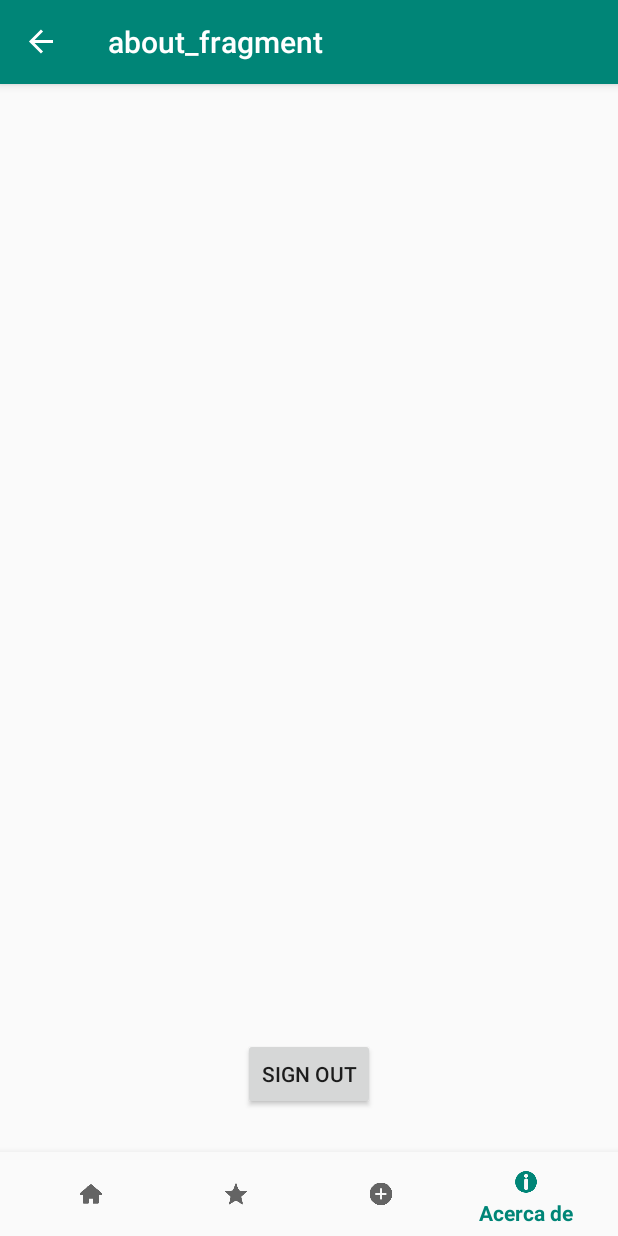
After one commit to omaestra/TravelOn, an Android app: the AboutFragment screen opened through its navigation route, on a phone screen of 412 x 824 dp. The commit adds this screen. Run offline under Robolectric (Android 15) with nearby library versions, the phone set to English and light mode, and no system bars; our stand-ins replace Firebase (no records; nobody signed in at launch, a user with empty details on screens opened directly), navigation-ui.

Commit message:
- Initial commit for UI. - Implemented Firebase Login, Register and Sign out.

```diff
--- a/app/build.gradle
+++ b/app/build.gradle
@@ -46,6 +46,8 @@ dependencies {
     implementation 'androidx.navigation:navigation-ui-ktx:2.1.0'
     implementation 'com.google.firebase:firebase-auth:16.0.5'
     implementation 'androidx.vectordrawable:vectordrawable:1.1.0'
+    implementation 'androidx.legacy:legacy-support-v4:1.0.0'
+    implementation 'androidx.lifecycle:lifecycle-viewmodel-ktx:2.1.0'
     testImplementation 'junit:junit:4.12'
     androidTestImplementation 'androidx.test.ext:junit:1.1.1'
     androidTestImplementation 'androidx.test.espresso:espresso-core:3.2.0'
--- /dev/null
+++ b/app/src/main/java/com/example/travelon/ui/about/AboutFragment.kt
@@ -0,0 +1,75 @@
+package com.example.travelon.ui.about
+
+import android.app.AlertDialog
+import android.content.DialogInterface
+import android.content.Intent
+import androidx.lifecycle.ViewModelProviders
+import android.os.Bundle
+import androidx.fragment.app.Fragment
+import android.view.LayoutInflater
+import android.view.View
+import android.view.ViewGroup
+import android.widget.Button
+import android.widget.Toast
+
+import com.example.travelon.R
+import com.example.travelon.ui.login.LoginActivity
+
+class AboutFragment : Fragment() {
+
+    companion object {
+        fun newInstance() = AboutFragment()
+    }
+
+    private lateinit var viewModel: AboutViewModel
+
+    override fun onCreateView(
+        inflater: LayoutInflater,
+        container: ViewGroup?,
+        savedInstanceState: Bundle?
+    ): View? {
+        val root = inflater.inflate(R.layout.about_fragment, container, false)
+        val signOutButton = root.findViewById<Button>(R.id.signOutButton)
+
+        signOutButton .setOnClickListener {
+            displaySignOutAlert()
+        }
+
+        return root
+    }
+
+    override fun onActivityCreated(savedInstanceState: Bundle?) {
+        super.onActivityCreated(savedInstanceState)
+        viewModel = ViewModelProviders.of(this).get(AboutViewModel::class.java)
+    }
+
+    private fun displaySignOutAlert() {
+        val alertDialog = AlertDialog.Builder(
+            activity
+        )
+
+        // Setting Dialog Title
+        alertDialog.setTitle("Confirm Sign out")
+
+        // Setting Dialog Message
+        alertDialog.setMessage("Are you sure you want to Sign out?")
+
+        alertDialog.setPositiveButton("YES") { dialog, which ->
+            // Write your code here to execute after dialog
+            viewModel.signOut()
+            val i = Intent(
+                activity,
+                LoginActivity::class.java
+            )
+            i.flags = Intent.FLAG_ACTIVITY_NEW_TASK or Intent.FLAG_ACTIVITY_CLEAR_TASK
+            startActivity(i)
+        }
+
+        alertDialog.setNegativeButton("NO") { dialog, _ ->
+            dialog.cancel()
+        }
+
+        alertDialog.show()
+    }
+
+}
--- /dev/null
+++ b/app/src/main/java/com/example/travelon/ui/about/AboutViewModel.kt
@@ -0,0 +1,10 @@
+package com.example.travelon.ui.about
+
+import androidx.lifecycle.ViewModel
+import com.google.firebase.auth.FirebaseAuth
+
+class AboutViewModel : ViewModel() {
+    fun signOut() {
+        FirebaseAuth.getInstance().signOut()
+    }
+}
--- a/app/src/main/java/com/example/travelon/ui/login/LoginViewModel.kt
+++ b/app/src/main/java/com/example/travelon/ui/login/LoginViewModel.kt
@@ -81,4 +81,8 @@ class LoginViewModel(private val loginRepository: LoginRepository) : ViewModel()
     private fun isPasswordValid(password: String): Boolean {
         return password.length > 5
     }
+
+    fun isUserLoggedIn(): Boolean {
+        return FirebaseAuth.getInstance().currentUser != null
+    }
 }
--- /dev/null
+++ b/app/src/main/res/layout/about_fragment.xml
@@ -0,0 +1,18 @@
+<?xml version="1.0" encoding="utf-8"?>
+<androidx.constraintlayout.widget.ConstraintLayout xmlns:android="http://schemas.android.com/apk/res/android"
+    xmlns:app="http://schemas.android.com/apk/res-auto"
+    xmlns:tools="http://schemas.android.com/tools"
+    android:layout_width="match_parent"
+    android:layout_height="match_parent"
+    tools:context=".ui.about.AboutFragment">
+
+    <Button
+        android:id="@+id/signOutButton"
+        android:layout_width="wrap_content"
+        android:layout_height="wrap_content"
+        android:layout_marginBottom="84dp"
+        android:text="@string/sign_out"
+        app:layout_constraintBottom_toBottomOf="parent"
+        app:layout_constraintEnd_toEndOf="parent"
+        app:layout_constraintStart_toStartOf="parent" />
+</androidx.constraintlayout.widget.ConstraintLayout>
--- a/app/src/main/res/layout/fragment_notifications.xml
+++ b/app/src/main/res/layout/fragment_notifications.xml
@@ -16,4 +16,5 @@
         app:layout_constraintEnd_toEndOf="parent"
         app:layout_constraintStart_toStartOf="parent"
         app:layout_constraintTop_toTopOf="parent" />
+
 </androidx.constraintlayout.widget.ConstraintLayout>
--- a/app/src/main/res/menu/bottom_nav_menu.xml
+++ b/app/src/main/res/menu/bottom_nav_menu.xml
@@ -17,7 +17,7 @@
         android:title="@string/title_add_site" />
 
     <item
-        android:id="@+id/navigation_notifications"
+        android:id="@+id/navigation_about"
         android:icon="@mipmap/ic_about_foreground"
         android:title="@string/title_about" />
 
--- a/app/src/main/res/navigation/mobile_navigation.xml
+++ b/app/src/main/res/navigation/mobile_navigation.xml
@@ -20,6 +20,10 @@
     <fragment
         android:id="@+id/navigation_notifications"
         android:name="com.example.travelon.ui.notifications.NotificationsFragment"
-        android:label="@string/title_add_site"
-        tools:layout="@layout/fragment_notifications" />
+        android:label="@string/title_add_site" />
+    <fragment
+        android:id="@+id/navigation_about"
+        android:name="com.example.travelon.ui.about.AboutFragment"
+        android:label="about_fragment"
+        tools:layout="@layout/about_fragment" />
 </navigation>
--- a/app/src/main/res/values/strings.xml
+++ b/app/src/main/res/values/strings.xml
@@ -18,4 +18,5 @@
     <string name="title_favourites">Favorites</string>
     <string name="title_add_site">Add site</string>
     <string name="title_about">Acerca de</string>
+    <string name="sign_out">Sign Out</string>
 </resources>
```
Also changed, not shown: app/src/main/java/com/example/travelon/ui/login/LoginActivity.kt (+8 -7 lines), app/src/main/java/com/example/travelon/ui/notifications/NotificationsFragment.kt (+14 -0 lines).
